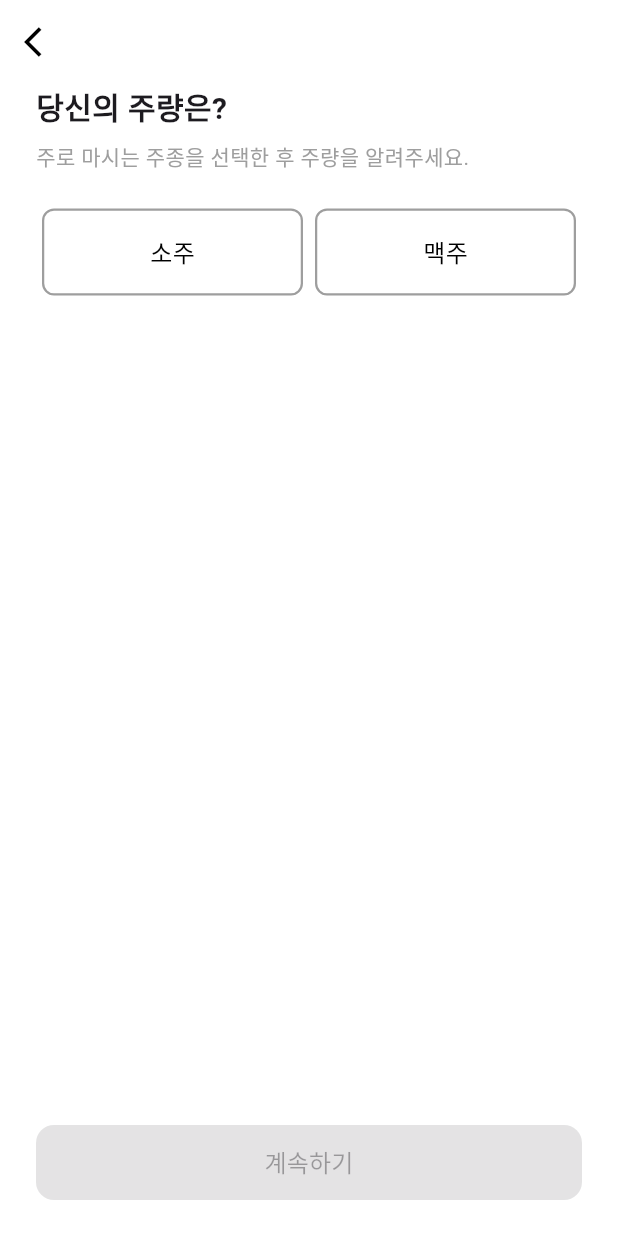
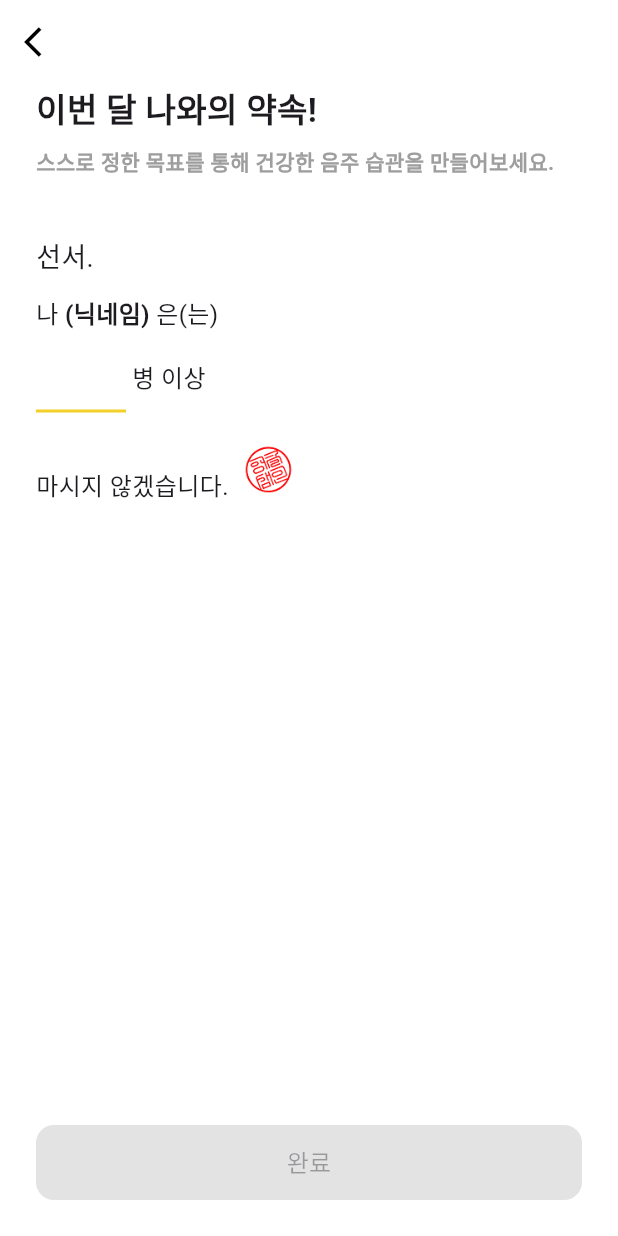
Before and after one commit to inu-capstone-VCHE/todays_drink_app, a Flutter app: the screen it shows after launch, on a phone screen of 412 x 824 dp. Run offline on Flutter 3.47's test engine with Material 3 defaults, Android fonts, the light colour scheme and no system bars; our stand-ins replace image_picker, table_calendar.

Commit message:
Compelete FirstLoginScreen

```diff
--- /dev/null
+++ b/lib/firstloginscreens/pledge_screen.dart
@@ -0,0 +1,141 @@
+import 'package:flutter/material.dart';
+
+class PledgeScreen extends StatefulWidget {
+  const PledgeScreen({super.key});
+
+  @override
+  State<PledgeScreen> createState() => _PledgeScreenState();
+}
+
+class _PledgeScreenState extends State<PledgeScreen> {
+  final TextEditingController _controller = TextEditingController();
+  bool isFilled = false;
+
+  @override
+  void initState() {
+    super.initState();
+    _controller.addListener(() {
+      setState(() {
+        isFilled = _controller.text.trim().isNotEmpty;
+      });
+    });
+  }
+
+  @override
+  void dispose() {
+    _controller.dispose();
+    super.dispose();
+  }
+
+  @override
+  Widget build(BuildContext context) {
+    return Scaffold(
+      backgroundColor: Colors.white,
+      appBar: AppBar(
+        backgroundColor: Colors.white,
+        elevation: 0,
+        leading: IconButton(
+          icon: const Icon(Icons.arrow_back_ios, color: Colors.black),
+          onPressed: () => Navigator.pop(context),
+        ),
+      ),
+      body: Padding(
+        padding: const EdgeInsets.symmetric(horizontal: 24.0),
+        child: Column(
+          crossAxisAlignment: CrossAxisAlignment.start,
+          children: [
+            const Text(
+              '이번 달 나와의 약속!',
+              style: TextStyle(fontSize: 22, fontWeight: FontWeight.bold),
+            ),
+            const SizedBox(height: 8),
+            const Text(
+              '스스로 정한 목표를 통해 건강한 음주 습관을 만들어보세요.',
+              style: TextStyle(fontSize: 14, fontWeight: FontWeight.bold, color: Colors.grey),
+            ),
+            const SizedBox(height: 40),
+            const Text('선서.', style: TextStyle(fontSize: 18)),
+            const SizedBox(height: 12),
+            Text.rich(
+              TextSpan(
+                text: '나 ',
+                style: const TextStyle(fontSize: 16),
+                children: [
+                  const TextSpan(
+                    text: '(닉네임)',
+                    style: TextStyle(fontWeight: FontWeight.bold),
+                  ),
+                  const TextSpan(text: ' 은(는)'),
+                ],
+              ),
+            ),
+            const SizedBox(height: 8),
+            Row(
+              children: [
+                SizedBox(
+                  width: 60,
+                  child: TextField(
+                    controller: _controller,
+                    keyboardType: TextInputType.number,
+                    textAlign: TextAlign.center,
+                    style: const TextStyle(
+                      fontSize: 20,
+                      fontWeight: FontWeight.bold,
+                    ),
+                    decoration: const InputDecoration(
+                      isDense: true,
+                      contentPadding: EdgeInsets.symmetric(vertical: 8),
+                      border: UnderlineInputBorder(
+                        borderSide: BorderSide(color: Color(0xFFF2D027), width: 2),
+                      ),
+                      enabledBorder: UnderlineInputBorder(
+                        borderSide: BorderSide(color: Color(0xFFF2D027), width: 2),
+                      ),
+                      focusedBorder: UnderlineInputBorder(
+                        borderSide: BorderSide(color: Color(0xFFF2D027), width: 2),
+                      ),
+                    ),
+                  ),
+                ),
+                const SizedBox(width: 4),
+                const Text('병 이상', style: TextStyle(fontSize: 16)),
+              ],
+            ),
+            const SizedBox(height: 16),
+            Row(
+              crossAxisAlignment: CrossAxisAlignment.end,
+              children: [
+                const Text(
+                  '마시지 않겠습니다.',
+                  style: TextStyle(fontSize: 16),
+                ),
+                const SizedBox(width: 8),
+                Image.asset(
+                  'assets/seal.png',
+                  height: 45,
+                ),
+              ],
+            ),
+            const Spacer(),
+            SizedBox(
+              height: 50,
+              width: double.infinity,
+              child: ElevatedButton(
+                style: ElevatedButton.styleFrom(
+                  backgroundColor: isFilled ? const Color(0xFF2E7B8C) : Colors.grey[300],
+                  foregroundColor: Colors.white,
+                  shape: RoundedRectangleBorder(
+                    borderRadius: BorderRadius.circular(12),
+                  ),
+                ),
+                onPressed: isFilled ? () {} : null,
+                child: const Text('완료', style: TextStyle(fontSize: 16)),
+              ),
+            ),
+            const SizedBox(height: 24),
+          ],
+        ),
+      ),
+    );
+  }
+}
--- a/lib/main.dart
+++ b/lib/main.dart
@@ -2,6 +2,7 @@ import 'package:flutter/material.dart';
 import 'settingscreen/setting_screen.dart';
 import 'firstloginscreens//inputinformation_screen.dart';
 import 'firstloginscreens/alcoholTolerance_screen.dart';
+import 'firstloginscreens/pledge_screen.dart';
 
 /*
 import 'dart:async';
@@ -65,7 +66,7 @@ class MyApp extends StatelessWidget {
     return const MaterialApp(
       title: 'Setting Screen Test',
       debugShowCheckedModeBanner: false,
-      home: AlcoholAmountScreen(),
+      home: PledgeScreen(),
     );
   }
 }
--- a/pubspec.yaml
+++ b/pubspec.yaml
@@ -29,6 +29,7 @@ flutter:
     - assets/beer.png
     - assets/soju.png
     - assets/drinks.png
+    - assets/seal.png
 
   fonts:
     - family: NotoSansKR
```
Also changed, not shown: assets/seal.png (added).
